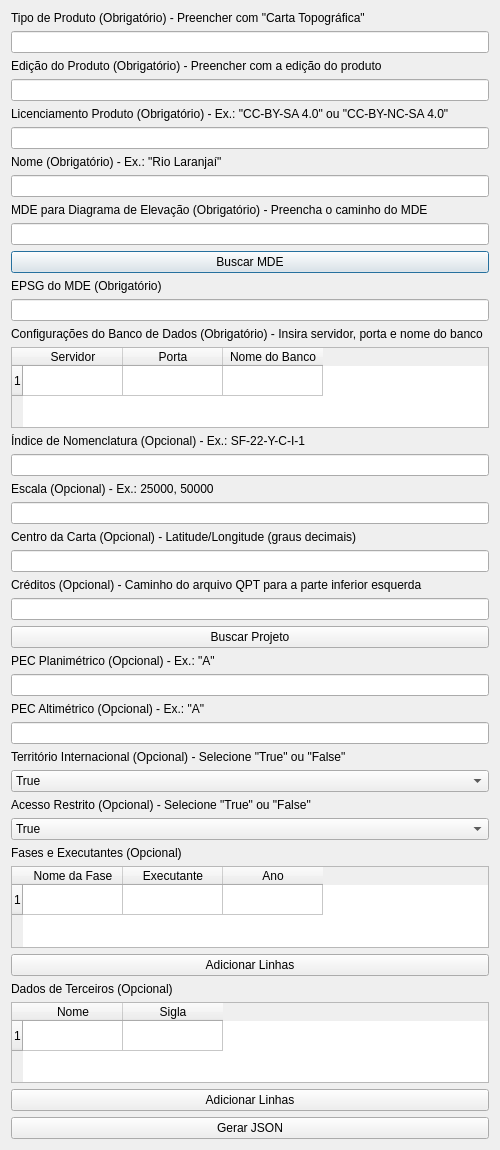
The window that Help/export/src/exportjson.ui (dsgoficial/ferramentas_edicao) describes before a commit, drawn with Qt 5.
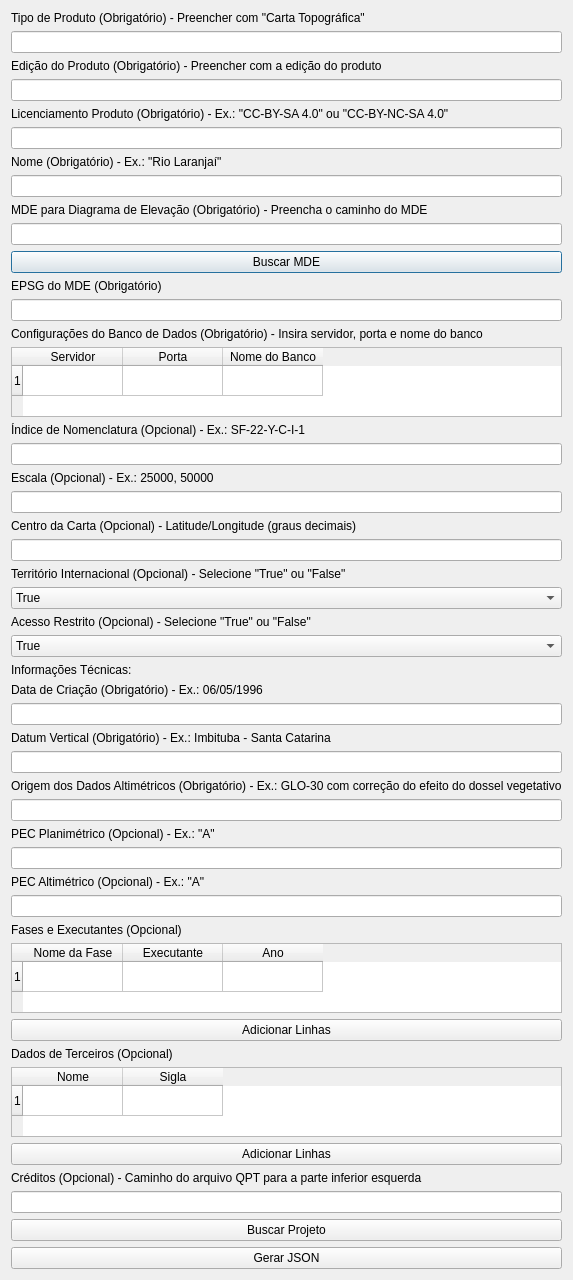
The same window after the commit.

Commit message: AtualizaçãoHelp

Diff of the .ui file:
```diff
--- a/Help/export/src/exportjson.ui
+++ b/Help/export/src/exportjson.ui
@@ -151,43 +151,6 @@
    <item>
     <widget class="QLineEdit" name="input_centro_carta"/>
    </item>
-   <item>
-    <widget class="QLabel" name="label_creditos">
-     <property name="text">
-      <string>Créditos (Opcional) - Caminho do arquivo QPT para a parte inferior esquerda</string>
-     </property>
-    </widget>
-   </item>
-   <item>
-    <widget class="QLineEdit" name="input_creditos"/>
-   </item>
-   <item>
-    <widget class="QPushButton" name="browse_project_button">
-     <property name="text">
-      <string>Buscar Projeto</string>
-     </property>
-    </widget>
-   </item>
-   <item>
-    <widget class="QLabel" name="label_pec_planimetrico">
-     <property name="text">
-      <string>PEC Planimétrico (Opcional) - Ex.: &quot;A&quot;</string>
-     </property>
-    </widget>
-   </item>
-   <item>
-    <widget class="QLineEdit" name="input_pec_planimetrico"/>
-   </item>
-   <item>
-    <widget class="QLabel" name="label_pec_altimetrico">
-     <property name="text">
-      <string>PEC Altimétrico (Opcional) - Ex.: &quot;A&quot;</string>
-     </property>
-    </widget>
-   </item>
-   <item>
-    <widget class="QLineEdit" name="input_pec_altimetrico"/>
-   </item>
    <item>
     <widget class="QLabel" name="label_territorio_internacional">
      <property name="text">
@@ -230,6 +193,65 @@
      </item>
     </widget>
    </item>
+   <!-- Seção Info Técnica -->
+   <item>
+    <widget class="QLabel" name="label_info_tecnica">
+     <property name="text">
+      <string>Informações Técnicas:</string>
+     </property>
+    </widget>
+   </item>
+   <item>
+    <widget class="QLabel" name="label_data_criacao">
+     <property name="text">
+      <string>Data de Criação (Obrigatório) - Ex.: 06/05/1996</string>
+     </property>
+    </widget>
+   </item>
+   <item>
+    <widget class="QLineEdit" name="input_data_criacao"/>
+   </item>
+   <item>
+    <widget class="QLabel" name="label_datum_vertical">
+     <property name="text">
+      <string>Datum Vertical (Obrigatório) - Ex.: Imbituba - Santa Catarina</string>
+     </property>
+    </widget>
+   </item>
+   <item>
+    <widget class="QLineEdit" name="input_datum_vertical"/>
+   </item>
+   <item>
+    <widget class="QLabel" name="label_origem_dados_altimetricos">
+     <property name="text">
+      <string>Origem dos Dados Altimétricos (Obrigatório) - Ex.: GLO-30 com correção do efeito do dossel vegetativo</string>
+     </property>
+    </widget>
+   </item>
+   <item>
+    <widget class="QLineEdit" name="input_origem_dados_altimetricos"/>
+   </item>
+   <item>
+    <widget class="QLabel" name="label_pec_planimetrico">
+     <property name="text">
+      <string>PEC Planimétrico (Opcional) - Ex.: &quot;A&quot;</string>
+     </property>
+    </widget>
+   </item>
+   <item>
+    <widget class="QLineEdit" name="input_pec_planimetrico"/>
+   </item>
+   <item>
+    <widget class="QLabel" name="label_pec_altimetrico">
+     <property name="text">
+      <string>PEC Altimétrico (Opcional) - Ex.: &quot;A&quot;</string>
+     </property>
+    </widget>
+   </item>
+   <item>
+    <widget class="QLineEdit" name="input_pec_altimetrico"/>
+   </item>
+   <!-- Fases e Executantes -->
    <item>
     <widget class="QLabel" name="label_fases">
      <property name="text">
@@ -315,6 +337,23 @@
      </property>
     </widget>
    </item>
+   <item>
+    <widget class="QLabel" name="label_creditos">
+     <property name="text">
+      <string>Créditos (Opcional) - Caminho do arquivo QPT para a parte inferior esquerda</string>
+     </property>
+    </widget>
+   </item>
+   <item>
+    <widget class="QLineEdit" name="input_creditos"/>
+   </item>
+   <item>
+    <widget class="QPushButton" name="browse_project_button">
+     <property name="text">
+      <string>Buscar Projeto</string>
+     </property>
+    </widget>
+   </item>
    <item>
     <widget class="QPushButton" name="generate_button">
      <property name="text">
```
Left out of the diff: 7 changed lines with no effect on the pictures.
